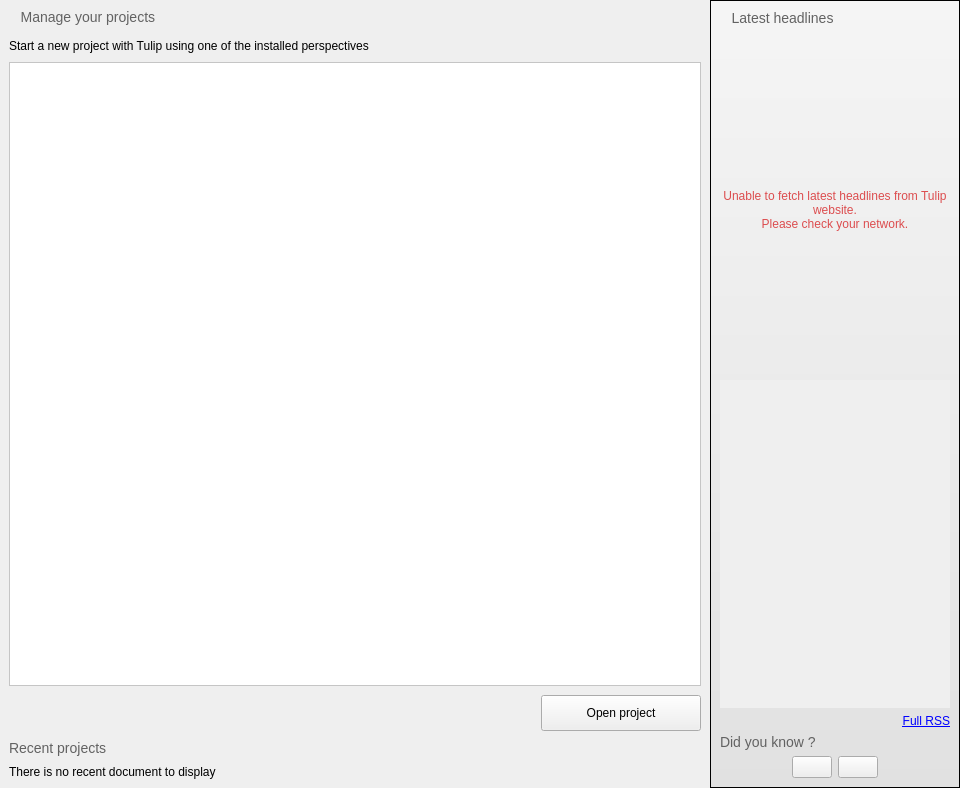
vadivelselvaraj/TulipGLImprovement, file software/tulip/designer/TulipWelcomePage.ui: the form before one commit.
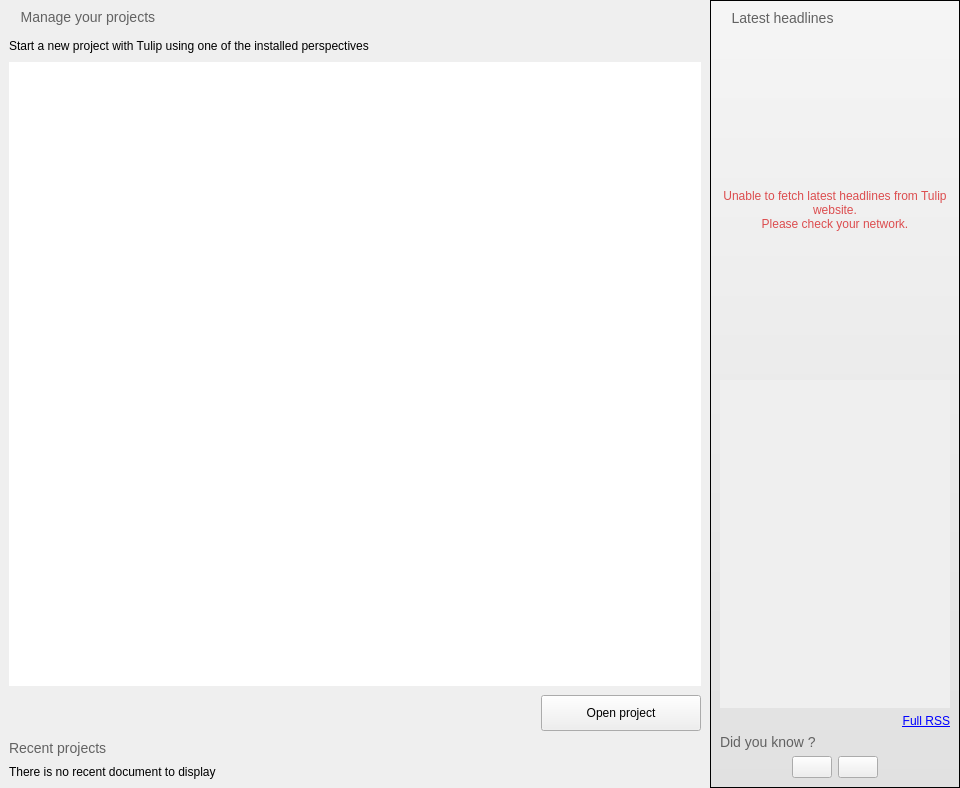
The form after the commit. Icons and pictures are not drawn.

Commit message: Tulip can now run perspectives, also added a mode to compile tulip binaries against tulip3 compat

```diff
--- a/software/tulip/designer/TulipWelcomePage.ui
+++ b/software/tulip/designer/TulipWelcomePage.ui
@@ -48,15 +48,9 @@
       </widget>
      </item>
      <item>
-      <widget class="QFrame" name="controllersFrame">
-       <property name="sizePolicy">
-        <sizepolicy hsizetype="Expanding" vsizetype="Expanding">
-         <horstretch>0</horstretch>
-         <verstretch>0</verstretch>
-        </sizepolicy>
-       </property>
+      <widget class="QScrollArea" name="perspectivesScrollArea">
        <property name="styleSheet">
-        <string notr="true">QFrame#controllersFrame {
+        <string notr="true">#perspectivesFrame {
   background-color: rgb(255, 255, 255);
   border-left: 1px solid &quot;#C9C9C9&quot;;
   border-right: 1px solid &quot;#C9C9C9&quot;;
@@ -107,11 +101,21 @@
 }</string>
        </property>
        <property name="frameShape">
-        <enum>QFrame::StyledPanel</enum>
+        <enum>QFrame::NoFrame</enum>
        </property>
-       <property name="frameShadow">
-        <enum>QFrame::Raised</enum>
+       <property name="widgetResizable">
+        <bool>true</bool>
        </property>
+       <widget class="QWidget" name="perspectivesFrame">
+        <property name="geometry">
+         <rect>
+          <x>0</x>
+          <y>0</y>
+          <width>692</width>
+          <height>616</height>
+         </rect>
+        </property>
+       </widget>
       </widget>
      </item>
      <item>
```
Left out of the diff: 4 changed lines with no effect on the pictures. The commit also changes 15 other files.
